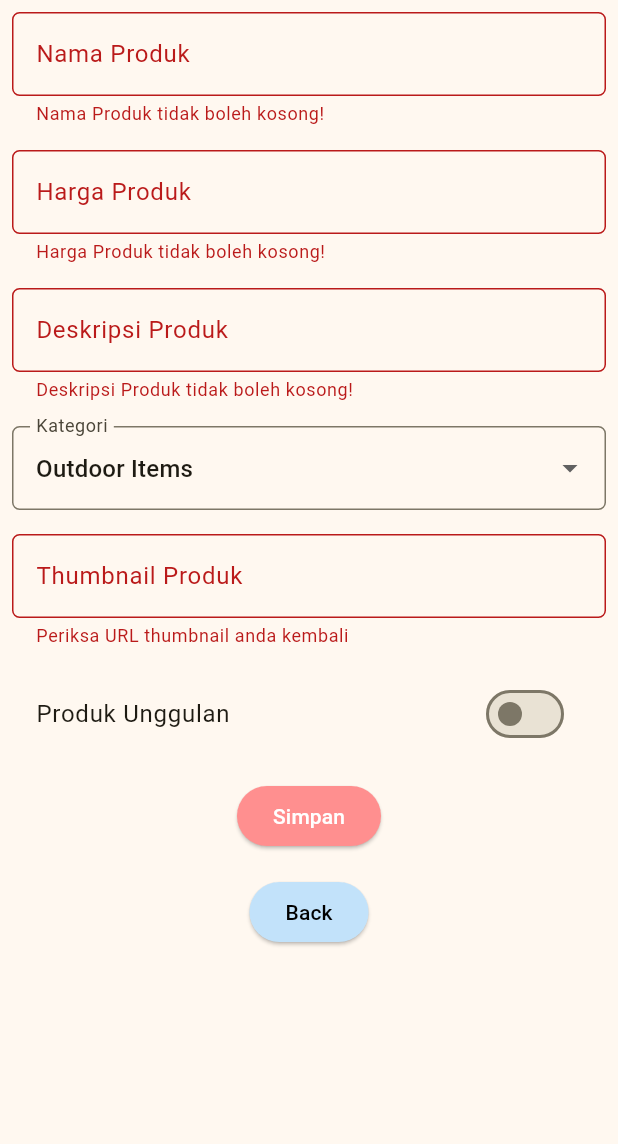
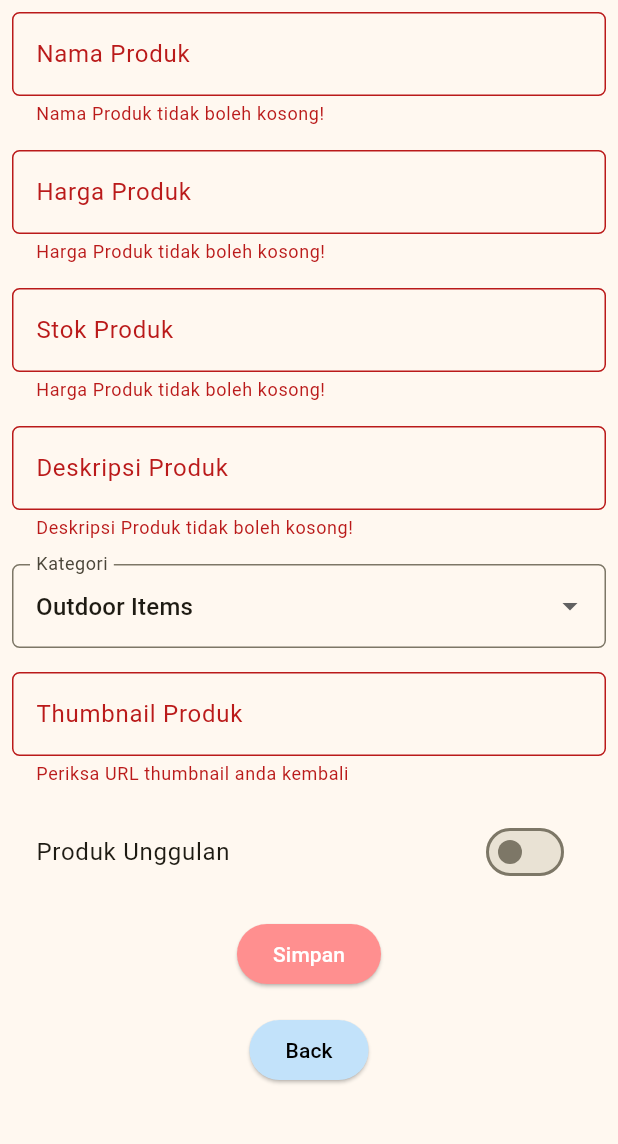
Before and after one commit to Evanlikescode/goalin-mobile-app, a Flutter app: the ProductFormPage screen opened directly, after a tap on "Simpan", on a phone screen of 412 x 824 dp, the part 84-1228 px from its top. Run offline on Flutter 3.47's test engine with Material 3 defaults, Android fonts, the phone set to English and light mode, and no system bars; our stand-ins replace email_validator; missing offline and left inert: pbp_django_auth.

Commit message:
add fitur create, filter, and show product

```diff
--- a/lib/screens/product_form.dart
+++ b/lib/screens/product_form.dart
@@ -1,7 +1,12 @@
+import 'dart:convert';
+
 import 'package:flutter/material.dart';
 import 'package:flutter/services.dart';
+import 'package:goalin/screens/action_menu.dart';
 import 'package:goalin/utils/goalin_colors.dart';
 import 'package:goalin/widgets/left_drawer.dart';
+import 'package:pbp_django_auth/pbp_django_auth.dart';
+import 'package:provider/provider.dart';
 
 class ProductFormPage extends StatefulWidget{
     const ProductFormPage({super.key});
@@ -16,6 +21,7 @@
     final _formKey = GlobalKey<FormState>();
     String _name = "";
     int _price = 0;
+    int _stock = 0;
     String _desc = "";
     String _thumbnail = "";
     String _category = "outdoor";
@@ -28,6 +34,8 @@
 
     @override
     Widget build(BuildContext context){
+        final request = context.watch<CookieRequest>();
+
         return Scaffold(
             appBar: AppBar(
                 title: const Center(
@@ -97,6 +105,43 @@
                                     onChanged: (value){
                                         setState(() {
                                           _price = int.tryParse(value) ?? 0;
+                                        });
+                                    },
+
+                                    validator: (value){
+                                        if(value == null || value.isEmpty){
+                                            return "Harga Produk tidak boleh kosong!";
+                                        }
+
+                                        if(int.tryParse(value)! <= 0){
+                                            return "Harga produk tidak boleh nol";
+                                        }
+
+                                        return null;
+
+                                    },
+
+                                ),
+                            ),
+
+                            //  Stock PRODUCT
+                            Padding(
+                                padding: const EdgeInsets.all(8.0),
+                                child: TextFormField(
+                                    decoration: InputDecoration(
+                                        hintText: "Stok Produk",
+                                        labelText: "Stok Produk",
+                                        border: OutlineInputBorder(
+                                            borderRadius: BorderRadius.circular(5.0),
+                                            borderSide: BorderSide(color: Colors.black)
+                                        )
+                                    ),
+
+                                    keyboardType: TextInputType.number,
+                                    inputFormatters: [FilteringTextInputFormatter.digitsOnly],
+                                    onChanged: (value){
+                                        setState(() {
+                                          _stock = int.tryParse(value) ?? 0;
                                         });
                                     },
 
@@ -251,41 +296,39 @@
                                     style: ButtonStyle(
                                         backgroundColor: MaterialStateProperty.all(appColors['first']),
                                     ),
-                                    onPressed: () {
+                                    onPressed: () async {
                                         if (_formKey.currentState!.validate()) {
-                                        showDialog(
-                                            context: context,
-                                            builder: (context) {
-                                            return AlertDialog(
-                                                title: const Text('Berita berhasil disimpan!'),
-                                                content: SingleChildScrollView(
-                                                child: Column(
-                                                    crossAxisAlignment:
-                                                        CrossAxisAlignment.start,
-                                                    children: [
-                                                    Text('Nama Produk: $_name'),
-                                                    Text('Harga Produk: $_price'),
-                                                    Text('Deskripsi Produk: $_desc'),
-                                                    Text('Kategori: ${_categories[_category]}'),
-                                                    Text('Thumbnail: $_thumbnail'),
-                                                    Text('Unggulan: ${_isFeatured ? "Ya" : "Tidak"}'),
-                                                    ],
-                                                ),
-                                                ),
-                                                actions: [
-                                                TextButton(
-                                                    child: const Text('OK'),
-                                                    onPressed: () {
-                                                      Navigator.pop(context);
-                                                      _formKey.currentState!.reset();
-                                                    },
-                                                ),
-                                                ],
+                                          final response = await request.postJson(
+                                          "http://localhost:8000/create-product-flutter/",
+                                          jsonEncode({
+                                            "name": _name,
+                                            "description": _desc,
+                                            "price": _price,
+                                            "stock": _stock,
+                                            "thumbnail": _thumbnail,
+                                            "category": _category,
+                                            "is_featured": _isFeatured,
+                                          }),
+                                        );
+                                        if (context.mounted) {
+                                          if (response['status'] == 'success') {
+                                            ScaffoldMessenger.of(context)
+                                                .showSnackBar(const SnackBar(
+                                              content: Text("Product successfully created!"),
+                                            ));
+                                            Navigator.pushReplacement(
+                                              context,
+                                              MaterialPageRoute(
+                                                  builder: (context) => MyHomePage()),
                                             );
-                                            },
-                                        );
-
+                                          } else {
+                                            ScaffoldMessenger.of(context)
+                                                .showSnackBar(const SnackBar(
+                                              content: Text("Something went wrong, please try again."),
+                                            ));
+                                          }
                                         }
+                                      }
                                     },
                                     child: const Text(
                                         "Simpan",
--- a/pubspec.yaml
+++ b/pubspec.yaml
@@ -37,6 +37,7 @@
   cupertino_icons: ^1.0.8
   provider: ^6.1.5+1
   pbp_django_auth: ^0.4.0
+  http: ^1.6.0
 
 dev_dependencies:
   flutter_test:
```
Also changed, not shown: lib/models/product.dart (added, +80 -0 lines), lib/screens/product_detail.dart (added, +127 -0 lines), lib/screens/product_entry_list.dart (added, +77 -0 lines), lib/screens/product_entry_my_list.dart (added, +77 -0 lines), lib/widgets/menu_card.dart (+8 -0 lines), lib/widgets/product_entry.dart (added, +90 -0 lines), pubspec.lock, 1 other file.
